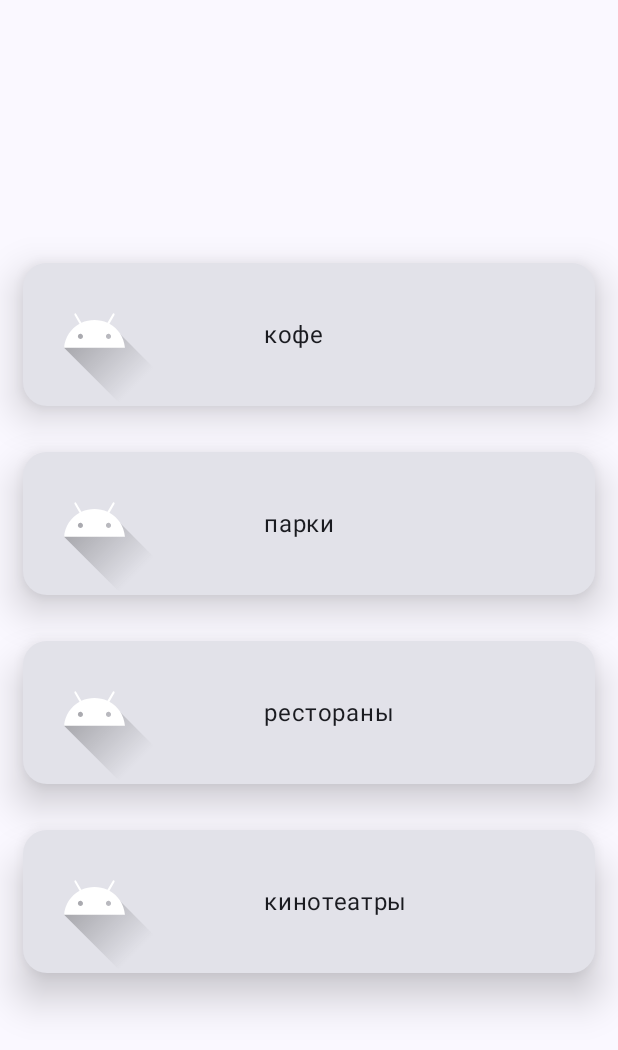
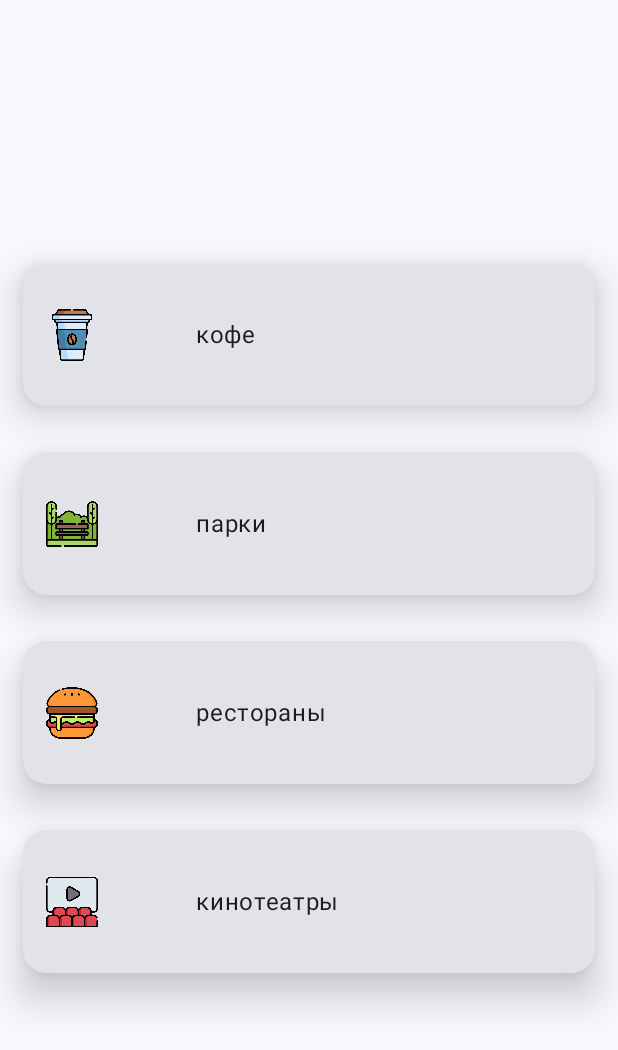
Before and after one commit to AntonVzdor/PracticalWork, an Android app built with Jetpack Compose: the screen it shows after launch (MainActivity), on a phone screen of 412 x 824 dp. Shown: the top 1050 px of the screen. Run offline under Robolectric (Android 15) with nearby library versions, the phone set to English and light mode, and no system bars; our stand-ins replace window size class.

Commit message:
добавлены иконки на экран категорий

```diff
--- a/app/src/main/java/com/example/practicalwork/MainActivity.kt
+++ b/app/src/main/java/com/example/practicalwork/MainActivity.kt
@@ -32,7 +32,7 @@ class MainActivity : ComponentActivity() {
 @Preview(showBackground = true)
 @Composable
 fun ReplyAppCompactPreview() {
-        Surface {
-            MyCityApp()
-        }
+    Surface {
+        MyCityApp()
+    }
 }
--- a/app/src/main/java/com/example/practicalwork/Model/CategoryAndRecommendation.kt
+++ b/app/src/main/java/com/example/practicalwork/Model/CategoryAndRecommendation.kt
@@ -10,22 +10,22 @@ object DataSource{
         CategoryData(
             id = 1,
             categoryName = R.string.coffee,
-            imageId = R.drawable.ic_launcher_foreground
+            imageId = R.drawable.coffee_cup_3113098
         ),
         CategoryData(
             id = 2,
             categoryName = R.string.parks,
-            imageId = R.drawable.ic_launcher_foreground
+            imageId = R.drawable.park_4814542
         ),
         CategoryData(
             id = 3,
             categoryName = R.string.restaurants,
-            imageId = R.drawable.ic_launcher_foreground
+            imageId = R.drawable.hamburger_3075977
         ),
         CategoryData(
             id = 4,
             categoryName = R.string.cinemas,
-            imageId = R.drawable.ic_launcher_foreground
+            imageId = R.drawable.cinema_2281341
         )
     )
 
--- a/app/src/main/java/com/example/practicalwork/Screen/CategoryScreen.kt
+++ b/app/src/main/java/com/example/practicalwork/Screen/CategoryScreen.kt
@@ -16,6 +16,7 @@ import androidx.compose.material3.CardDefaults
 import androidx.compose.material3.CardElevation
 import androidx.compose.material3.Divider
 import androidx.compose.material3.ExperimentalMaterial3Api
+import androidx.compose.material3.MaterialTheme
 import androidx.compose.material3.Text
 import androidx.compose.runtime.Composable
 import androidx.compose.ui.Alignment
@@ -38,7 +39,7 @@ fun CategoryScreen(
         contentPadding = contentPadding,
         verticalArrangement = Arrangement.Center,
         horizontalAlignment = Alignment.CenterHorizontally,
-        modifier = modifier
+
     ) {
         items(DataSource.category){ category ->
             CategoryScreenItem(
@@ -71,7 +72,8 @@ fun CategoryScreenItem(
             ) {
                 Image(
                     painter = painterResource(category.imageId),
-                    contentDescription = null)
+                    contentDescription = null,
+                    Modifier.size(50.dp).padding(start = 15.dp))
                     Text(
                         text = stringResource(category.categoryName),
                         modifier = Modifier.padding(horizontal = 65.dp)
--- a/app/src/main/java/com/example/practicalwork/ui/theme/Theme.kt
+++ b/app/src/main/java/com/example/practicalwork/ui/theme/Theme.kt
@@ -14,7 +14,9 @@ import androidx.compose.ui.platform.LocalContext
 private val DarkColorScheme = darkColorScheme(
     primary = Purple80,
     secondary = PurpleGrey80,
-    tertiary = Pink80
+    tertiary = Pink80,
+    background = MoscowRed,
+    onBackground = OnMoscowRed
 )
 
 private val LightColorScheme = lightColorScheme(
```
Also changed, not shown: app/src/main/res/drawable/cinema_2281341.png (added), app/src/main/res/drawable/coffee_cup_3113098.png (added), app/src/main/res/drawable/hamburger_3075977.png (added), app/src/main/res/drawable/park_4814542.png (added).
